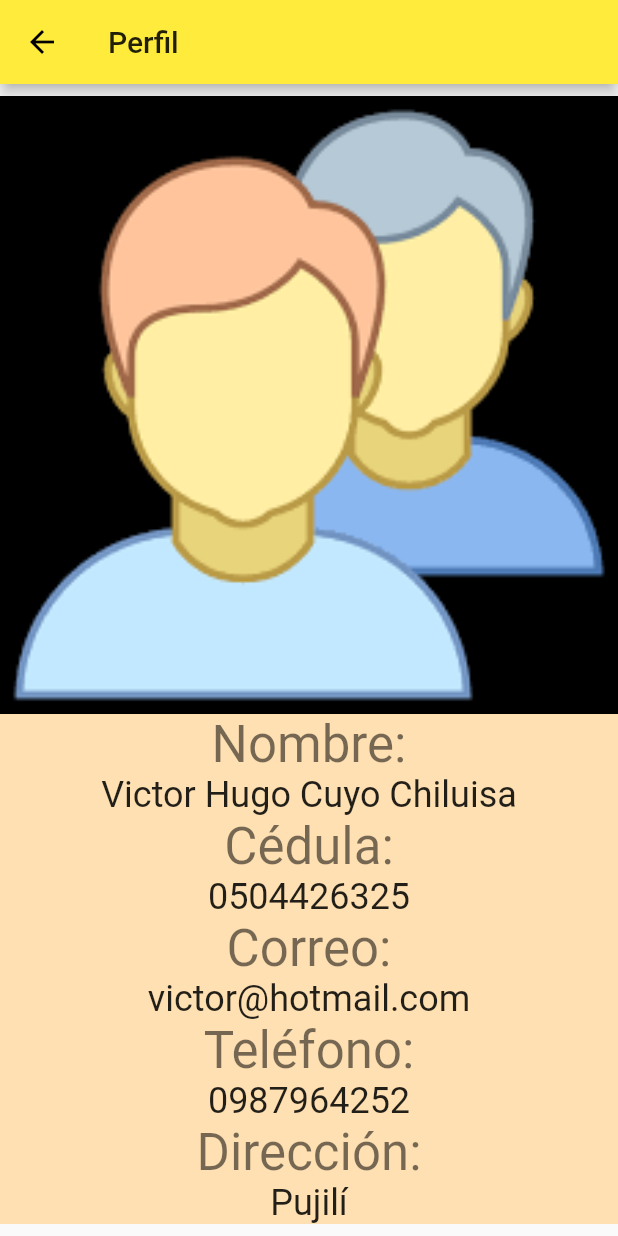
After one commit to victor131999/foodaholic_app_v, a Flutter app: the screen it shows after launch, in the side drawer, after a tap on "Tu perfil", on a phone screen of 412 x 824 dp. The commit adds this screen. Run offline on Flutter 3.47's test engine with Material 2 defaults, Android fonts, the phone set to English and light mode, and no system bars; our stand-ins replace carousel_slider, convex_bottom_bar, image_picker; missing offline and left inert: mime_type; network calls fail.

Commit message:
Mejoras e implementación de drawer, profile

```diff
--- a/foodaholic_app_full/foodaholic_app_v/lib/pages/details_menu_page.dart
+++ b/foodaholic_app_full/foodaholic_app_v/lib/pages/details_menu_page.dart
@@ -25,6 +25,7 @@ class _DetailsPageState extends State<DetailsPage> {
   @override
   Widget build(BuildContext context) {
     return Scaffold(
+      backgroundColor:  Colors.orange[100],
       drawerScrimColor: Colors.red,
         body: _currentMenu == null
             ? Center(
--- a/foodaholic_app_full/foodaholic_app_v/lib/pages/home_page.dart
+++ b/foodaholic_app_full/foodaholic_app_v/lib/pages/home_page.dart
@@ -1,7 +1,9 @@
 import 'package:flutter/material.dart';
 import 'package:convex_bottom_bar/convex_bottom_bar.dart';
+import 'package:foodaholic_app_v/widgets/current_location_widget.dart';
 import 'package:foodaholic_app_v/widgets/form_reservation_widget.dart';
 import 'package:foodaholic_app_v/widgets/form_report_widget.dart';
+import 'package:foodaholic_app_v/widgets/profile_widget.dart';
 import 'package:foodaholic_app_v/widgets/various_menu_widget.dart';
 import 'package:foodaholic_app_v/widgets/details_menu_widget.dart';
 class HomePage extends StatefulWidget {
@@ -35,6 +37,12 @@ class _HomePageState extends State<HomePage> {
     ),
     FormReportWidget(
       key: PageStorageKey('FormReport'),
+    ),
+    CurrentLocationWidget(
+      key: PageStorageKey('location'),
+    ),
+    ProfileWidget(
+      key: PageStorageKey('profile'),
     )
 
   ];
@@ -49,7 +57,7 @@ class _HomePageState extends State<HomePage> {
   @override
   Widget build(BuildContext context) {
     return Scaffold(
-
+      backgroundColor:Colors.orange[100],
       drawer: new Drawer(//navigation drawer
 
       child: ListView(
@@ -71,22 +79,43 @@ class _HomePageState extends State<HomePage> {
           Ink(
             color: Colors.orange[200],
             child: new ListTile(
-              title: Text("Perfil"),
-              onTap: (){},
+              title: Text("Tu perfil"),
+              onTap: (){
+                Navigator.of(context).pop();
+                Navigator.of(context).push(
+                  MaterialPageRoute(
+                    builder: (BuildContext context) => perfil()
+                  )
+                );
+              },
             ),
           ),
            Ink(
             color: Colors.orange[200],
             child: new ListTile(
-              title: Text("Información"),
-              onTap: (){},
+              title: Text("Información del restaurante"),
+              onTap: (){
+                Navigator.of(context).pop();
+                Navigator.of(context).push(
+                  MaterialPageRoute(
+                    builder: (BuildContext context) => information()
+                  )
+                );
+              },
             ),
           ),
            Ink(
             color: Colors.orange[200],
             child: new ListTile(
-              title: Text("Salir"),
-              onTap: (){},
+              title: Text("Salir de tu cuenta"),
+              onTap: (){
+                Navigator.of(context).pop();
+                Navigator.of(context).push(
+                  MaterialPageRoute(
+                    builder: (BuildContext context) => salir()
+                  )
+                );
+              },
             ),
           ),
         ],
@@ -121,4 +150,31 @@ class _HomePageState extends State<HomePage> {
   }
 
 
+  perfil() {
+    return new Scaffold(
+      appBar: AppBar(title: new Text("Perfil"),backgroundColor: Colors.yellow,),
+      body: Center(
+        child:_pages[5]
+      )
+    );
   }
+
+  information() {
+    return new Scaffold(
+      appBar: AppBar(title: new Text("Información"),backgroundColor: Colors.yellow),
+      body: Center(
+        child: _pages[4]
+      )
+    );
+  }
+
+  salir() {
+    return new Scaffold(
+      appBar: AppBar(title: new Text("salir"),backgroundColor: Colors.yellow),
+      body: Center(
+        child: Text("salir")
+      )
+    );
+  }
+
+}
--- /dev/null
+++ b/foodaholic_app_full/foodaholic_app_v/lib/widgets/profile_widget.dart
@@ -0,0 +1,46 @@
+import 'package:flutter/material.dart';
+
+class ProfileWidget extends StatelessWidget {
+  const ProfileWidget({Key key}) : super(key: key);
+
+  @override
+  Widget build(BuildContext context) {
+    double _heigth = MediaQuery.of(context).size.height;
+    double _width = MediaQuery.of(context).size.width;
+    print("Altura: $_heigth");
+
+    return SingleChildScrollView(
+      child: Container(
+        color: Colors.orange[100],
+        child: Column(
+          children: [
+            SizedBox(
+                height: _heigth * 0.50,
+                width: _width*1,
+                child: Container(
+                 decoration: BoxDecoration(
+                    image: DecorationImage(
+                        image: AssetImage("assets/images/usuario.png"),
+                      fit: BoxFit.cover
+                    )
+                  )
+                )
+            ),
+
+            Text("Nombre:", style: Theme.of(context).textTheme.headline4),
+            Text("Victor Hugo Cuyo Chiluisa", style: Theme.of(context).textTheme.headline5),
+            Text("Cédula:", style: Theme.of(context).textTheme.headline4 ),
+            Text("0504426325", style: Theme.of(context).textTheme.headline5),
+            Text("Correo:", style: Theme.of(context).textTheme.headline4 ),
+            Text("victor@hotmail.com", style: Theme.of(context).textTheme.headline5),
+            Text("Teléfono:", style: Theme.of(context).textTheme.headline4 ),
+            Text("0987964252", style: Theme.of(context).textTheme.headline5),
+            Text("Dirección:", style: Theme.of(context).textTheme.headline4 ),
+            Text("Pujilí", style: Theme.of(context).textTheme.headline5),
+
+          ],
+        ),
+      ),
+    );
+  }
+}
```
Also changed, not shown: foodaholic_app_full/foodaholic_app_v/lib/widgets/current_location_widget.dart (added, +50 -0 lines), foodaholic_app_full/foodaholic_app_v/lib/widgets/details_menu_widget.dart (+7 -3 lines), foodaholic_app_full/foodaholic_app_v/lib/widgets/various_menu_widget.dart (+5 -16 lines), foodaholic_app_full/foodaholic_app_v/assets/images/usuario.png (added). Lines whose indentation alone changed are shown as unchanged.
